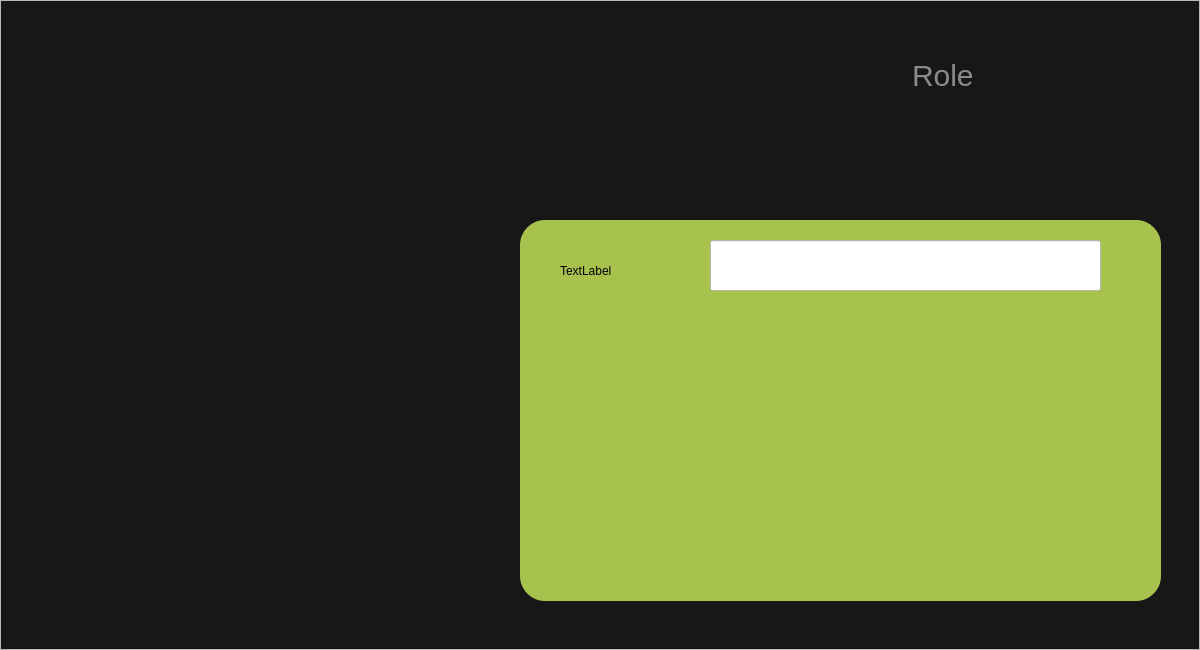
Old version of the form Ripple/client.ui in the repository Rzouga01/Qt-Project.
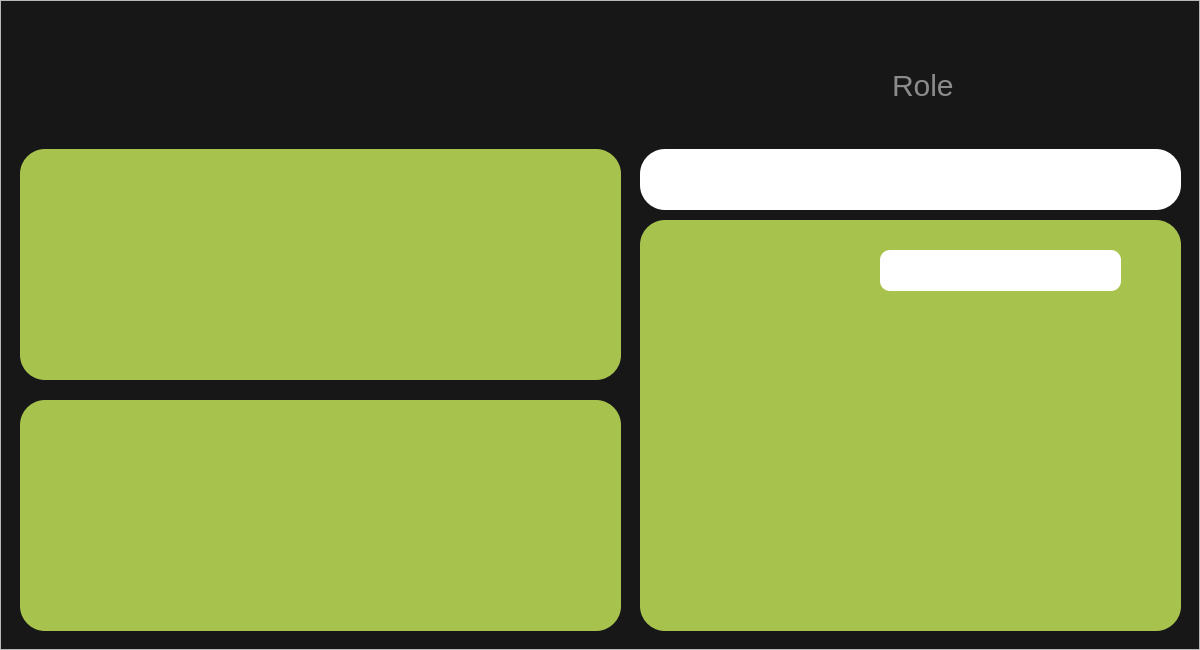
New version of the form. Icons and pictures are not drawn.

Commit message: client and mainwindow update

The edit to the form file:
```diff
--- a/Ripple/client.ui
+++ b/Ripple/client.ui
@@ -59,6 +59,21 @@
      <height>650</height>
     </rect>
    </property>
+   <property name="styleSheet">
+    <string notr="true">#featureBar{
+background-color:white;
+border-radius:25px;
+}
+#addFeature{
+background-color:#A7C34E;
+border-radius:25px;
+}
+
+#stats{
+background-color:#A7C34E;
+border-radius:25px;
+}</string>
+   </property>
    <property name="frameShape">
     <enum>QFrame::StyledPanel</enum>
    </property>
@@ -68,7 +83,7 @@
    <widget class="QLabel" name="label">
     <property name="geometry">
      <rect>
-      <x>40</x>
+      <x>10</x>
       <y>30</y>
       <width>111</width>
       <height>101</height>
@@ -87,10 +102,10 @@
    <widget class="QLineEdit" name="role">
     <property name="geometry">
      <rect>
-      <x>910</x>
+      <x>890</x>
       <y>40</y>
-      <width>161</width>
-      <height>71</height>
+      <width>281</width>
+      <height>91</height>
      </rect>
     </property>
     <property name="readOnly">
@@ -103,7 +118,7 @@
    <widget class="QTextEdit" name="helloBar">
     <property name="geometry">
      <rect>
-      <x>150</x>
+      <x>120</x>
       <y>40</y>
       <width>221</width>
       <height>91</height>
@@ -113,34 +128,80 @@
    <widget class="QListWidget" name="readBox">
     <property name="geometry">
      <rect>
-      <x>520</x>
+      <x>640</x>
       <y>220</y>
-      <width>641</width>
-      <height>381</height>
+      <width>541</width>
+      <height>411</height>
      </rect>
     </property>
    </widget>
    <widget class="QLineEdit" name="searchBar">
     <property name="geometry">
      <rect>
-      <x>710</x>
-      <y>240</y>
-      <width>391</width>
-      <height>51</height>
+      <x>880</x>
+      <y>250</y>
+      <width>241</width>
+      <height>41</height>
      </rect>
     </property>
+    <property name="styleSheet">
+     <string notr="true">#searchBar{
+border-radius:10px;
+}</string>
+    </property>
+    <property name="clearButtonEnabled">
+     <bool>true</bool>
+    </property>
    </widget>
-   <widget class="QLabel" name="searchIcon">
+   <widget class="QFrame" name="featureBar">
     <property name="geometry">
      <rect>
-      <x>560</x>
-      <y>260</y>
-      <width>71</width>
-      <height>21</height>
+      <x>640</x>
+      <y>149</y>
+      <width>541</width>
+      <height>61</height>
      </rect>
     </property>
-    <property name="text">
-     <string>TextLabel</string>
+    <property name="styleSheet">
+     <string notr="true"/>
+    </property>
+    <property name="frameShape">
+     <enum>QFrame::StyledPanel</enum>
+    </property>
+    <property name="frameShadow">
+     <enum>QFrame::Raised</enum>
+    </property>
+   </widget>
+   <widget class="QFrame" name="stats">
+    <property name="geometry">
+     <rect>
+      <x>20</x>
+      <y>400</y>
+      <width>601</width>
+      <height>231</height>
+     </rect>
+    </property>
+    <property name="frameShape">
+     <enum>QFrame::StyledPanel</enum>
+    </property>
+    <property name="frameShadow">
+     <enum>QFrame::Raised</enum>
+    </property>
+   </widget>
+   <widget class="QFrame" name="addFeature">
+    <property name="geometry">
+     <rect>
+      <x>20</x>
+      <y>149</y>
+      <width>601</width>
+      <height>231</height>
+     </rect>
+    </property>
+    <property name="frameShape">
+     <enum>QFrame::StyledPanel</enum>
+    </property>
+    <property name="frameShadow">
+     <enum>QFrame::Raised</enum>
     </property>
    </widget>
   </widget>
```
Left out of the diff: 13 changed lines with no effect on the pictures. The commit also changes 110 other files.
